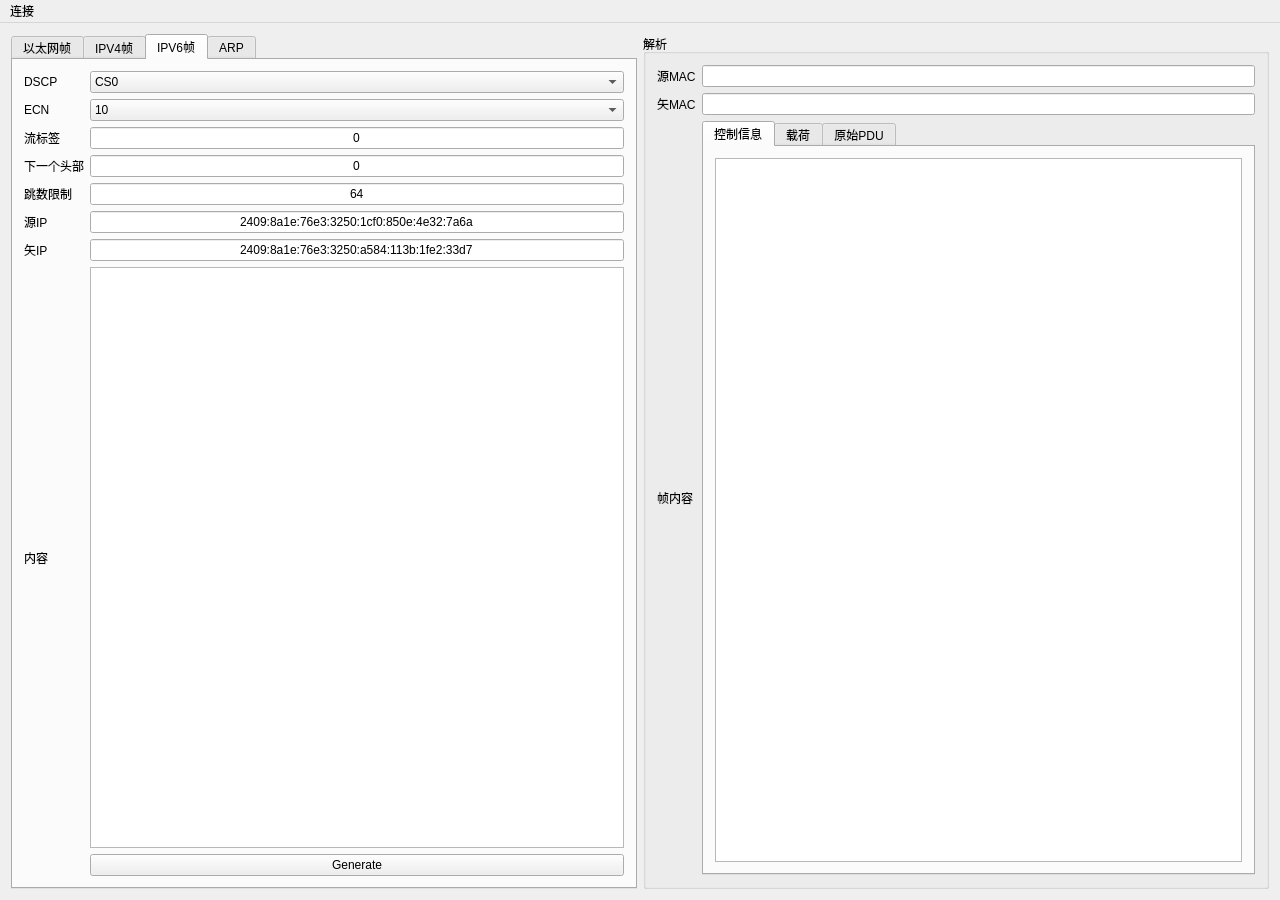
This is UI/mainwindow.ui in liricliu/PDUPacker as Qt 5 draws it before an edit. The edited form follows.
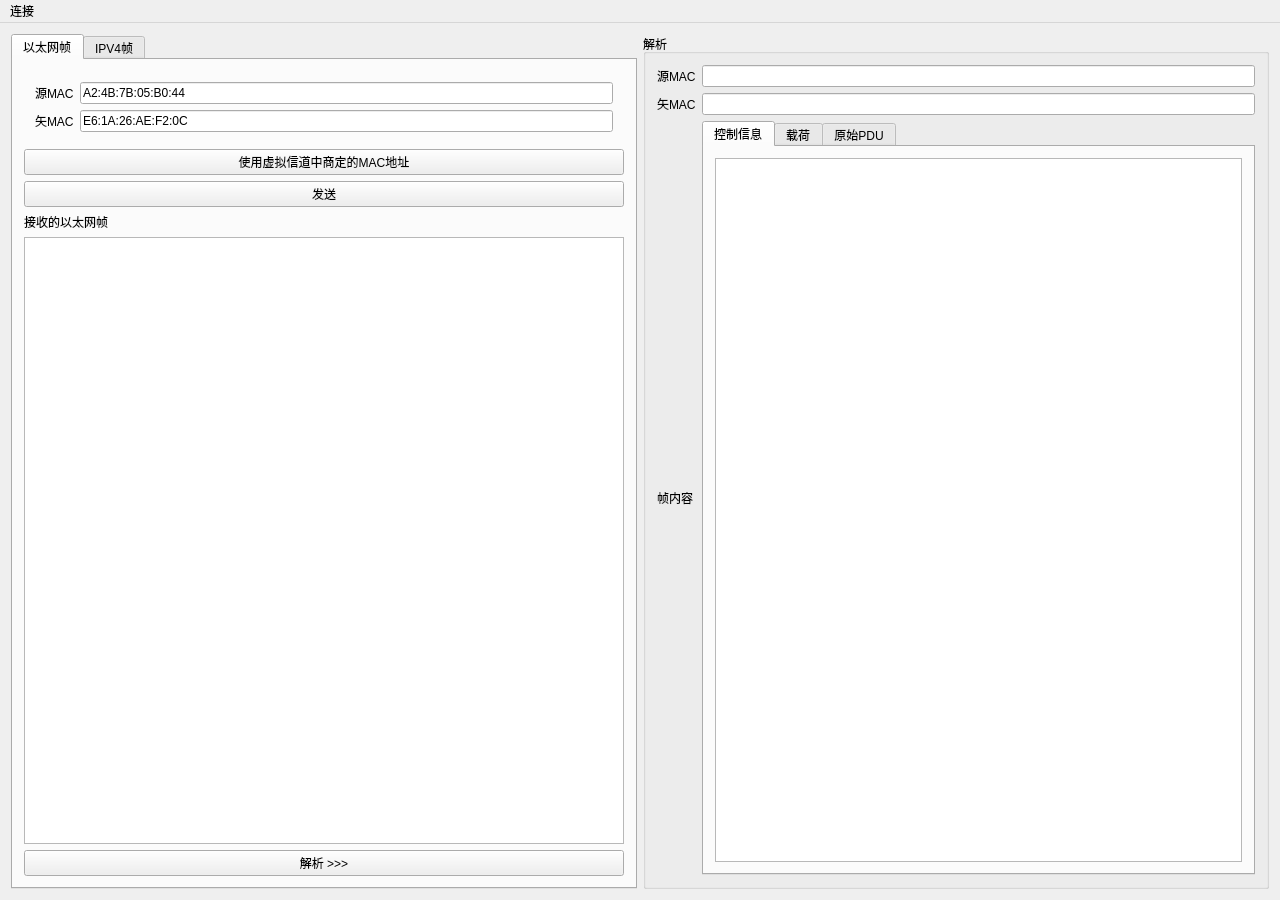
This is the edited form. The open tabs and pages were chosen to show the change.

```diff
--- a/UI/mainwindow.ui
+++ b/UI/mainwindow.ui
@@ -413,308 +413,6 @@
         </item>
        </layout>
       </widget>
-      <widget class="QWidget" name="tab_ipv6">
-       <property name="enabled">
-        <bool>true</bool>
-       </property>
-       <attribute name="title">
-        <string>IPV6帧</string>
-       </attribute>
-       <layout class="QGridLayout" name="gridLayout_v6">
-        <item row="7" column="2">
-         <widget class="QLineEdit" name="lineEdit_8_v6">
-          <property name="focusPolicy">
-           <enum>Qt::ClickFocus</enum>
-          </property>
-          <property name="text">
-           <string>2409:8a1e:76e3:3250:a584:113b:1fe2:33d7</string>
-          </property>
-          <property name="alignment">
-           <set>Qt::AlignCenter</set>
-          </property>
-         </widget>
-        </item>
-        <item row="4" column="2">
-         <widget class="QLineEdit" name="lineEdit_11_v6">
-          <property name="focusPolicy">
-           <enum>Qt::ClickFocus</enum>
-          </property>
-          <property name="text">
-           <string>0</string>
-          </property>
-          <property name="alignment">
-           <set>Qt::AlignCenter</set>
-          </property>
-         </widget>
-        </item>
-        <item row="4" column="0">
-         <widget class="QLabel" name="label_16_v6">
-          <property name="text">
-           <string>下一个头部</string>
-          </property>
-         </widget>
-        </item>
-        <item row="8" column="0">
-         <widget class="QLabel" name="label_13_v6">
-          <property name="text">
-           <string>内容</string>
-          </property>
-         </widget>
-        </item>
-        <item row="2" column="0">
-         <widget class="QLabel" name="label_2_v6">
-          <property name="text">
-           <string>ECN</string>
-          </property>
-         </widget>
-        </item>
-        <item row="3" column="2">
-         <widget class="QLineEdit" name="lineEdit_10_6">
-          <property name="focusPolicy">
-           <enum>Qt::ClickFocus</enum>
-          </property>
-          <property name="text">
-           <string>0</string>
-          </property>
-          <property name="alignment">
-           <set>Qt::AlignCenter</set>
-          </property>
-         </widget>
-        </item>
-        <item row="6" column="2">
-         <widget class="QLineEdit" name="lineEdit_3_v6">
-          <property name="focusPolicy">
-           <enum>Qt::ClickFocus</enum>
-          </property>
-          <property name="text">
-           <string>2409:8a1e:76e3:3250:1cf0:850e:4e32:7a6a</string>
-          </property>
-          <property name="alignment">
-           <set>Qt::AlignCenter</set>
-          </property>
-         </widget>
-        </item>
-        <item row="5" column="0">
-         <widget class="QLabel" name="label_14_v6">
-          <property name="text">
-           <string>跳数限制</string>
-          </property>
-         </widget>
-        </item>
-        <item row="3" column="0">
-         <widget class="QLabel" name="label_15_v6">
-          <property name="text">
-           <string>流标签</string>
-          </property>
-         </widget>
-        </item>
-        <item row="7" column="0">
-         <widget class="QLabel" name="label_12_v6">
-          <property name="text">
-           <string>矢IP</string>
-          </property>
-         </widget>
-        </item>
-        <item row="1" column="2">
-         <widget class="QComboBox" name="comboBox_v6">
-          <item>
-           <property name="text">
-            <string>CS0</string>
-           </property>
-          </item>
-          <item>
-           <property name="text">
-            <string>CS1</string>
-           </property>
-          </item>
-          <item>
-           <property name="text">
-            <string>CS2</string>
-           </property>
-          </item>
-          <item>
-           <property name="text">
-            <string>CS3</string>
-           </property>
-          </item>
-          <item>
-           <property name="text">
-            <string>CS4</string>
-           </property>
-          </item>
-          <item>
-           <property name="text">
-            <string>CS5</string>
-           </property>
-          </item>
-          <item>
-           <property name="text">
-            <string>CS6</string>
-           </property>
-          </item>
-          <item>
-           <property name="text">
-            <string>CS7</string>
-           </property>
-          </item>
-          <item>
-           <property name="text">
-            <string>AF11</string>
-           </property>
-          </item>
-          <item>
-           <property name="text">
-            <string>AF12</string>
-           </property>
-          </item>
-          <item>
-           <property name="text">
-            <string>AF13</string>
-           </property>
-          </item>
-          <item>
-           <property name="text">
-            <string>AF21</string>
-           </property>
-          </item>
-          <item>
-           <property name="text">
-            <string>AF22</string>
-           </property>
-          </item>
-          <item>
-           <property name="text">
-            <string>AF23</string>
-           </property>
-          </item>
-          <item>
-           <property name="text">
-            <string>AF31</string>
-           </property>
-          </item>
-          <item>
-           <property name="text">
-            <string>AF32</string>
-           </property>
-          </item>
-          <item>
-           <property name="text">
-            <string>AF33</string>
-           </property>
-          </item>
-          <item>
-           <property name="text">
-            <string>AF41</string>
-           </property>
-          </item>
-          <item>
-           <property name="text">
-            <string>AF42</string>
-           </property>
-          </item>
-          <item>
-           <property name="text">
-            <string>AF43</string>
-           </property>
-          </item>
-          <item>
-           <property name="text">
-            <string>EF PHB</string>
-           </property>
-          </item>
-          <item>
-           <property name="text">
-            <string>VOICE-ADMIT</string>
-           </property>
-          </item>
-         </widget>
-        </item>
-        <item row="9" column="2">
-         <widget class="QPushButton" name="pushButton_3_v6">
-          <property name="text">
-           <string>Generate</string>
-          </property>
-         </widget>
-        </item>
-        <item row="2" column="2">
-         <widget class="QComboBox" name="comboBox_2_v6">
-          <property name="editable">
-           <bool>false</bool>
-          </property>
-          <item>
-           <property name="text">
-            <string>10</string>
-           </property>
-          </item>
-          <item>
-           <property name="text">
-            <string>01</string>
-           </property>
-          </item>
-          <item>
-           <property name="text">
-            <string>11</string>
-           </property>
-          </item>
-          <item>
-           <property name="text">
-            <string>00</string>
-           </property>
-          </item>
-         </widget>
-        </item>
-        <item row="6" column="0">
-         <widget class="QLabel" name="label_11_v6">
-          <property name="text">
-           <string>源IP</string>
-          </property>
-         </widget>
-        </item>
-        <item row="1" column="0">
-         <widget class="QLabel" name="label_v6">
-          <property name="text">
-           <string>DSCP</string>
-          </property>
-         </widget>
-        </item>
-        <item row="5" column="2">
-         <widget class="QLineEdit" name="lineEdit_9_v6">
-          <property name="focusPolicy">
-           <enum>Qt::ClickFocus</enum>
-          </property>
-          <property name="text">
-           <string>64</string>
-          </property>
-          <property name="alignment">
-           <set>Qt::AlignCenter</set>
-          </property>
-         </widget>
-        </item>
-        <item row="8" column="2">
-         <widget class="QPlainTextEdit" name="plainTextEdit_4_v6"/>
-        </item>
-       </layout>
-      </widget>
-      <widget class="QWidget" name="tab_arp">
-       <property name="enabled">
-        <bool>false</bool>
-       </property>
-       <attribute name="title">
-        <string>ARP</string>
-       </attribute>
-       <layout class="QVBoxLayout" name="verticalLayout_2">
-        <item>
-         <widget class="QLabel" name="label_18">
-          <property name="text">
-           <string>暂时没有写ARP包生成器</string>
-          </property>
-          <property name="alignment">
-           <set>Qt::AlignCenter</set>
-          </property>
-         </widget>
-        </item>
-       </layout>
-      </widget>
      </widget>
     </item>
     <item>
```
